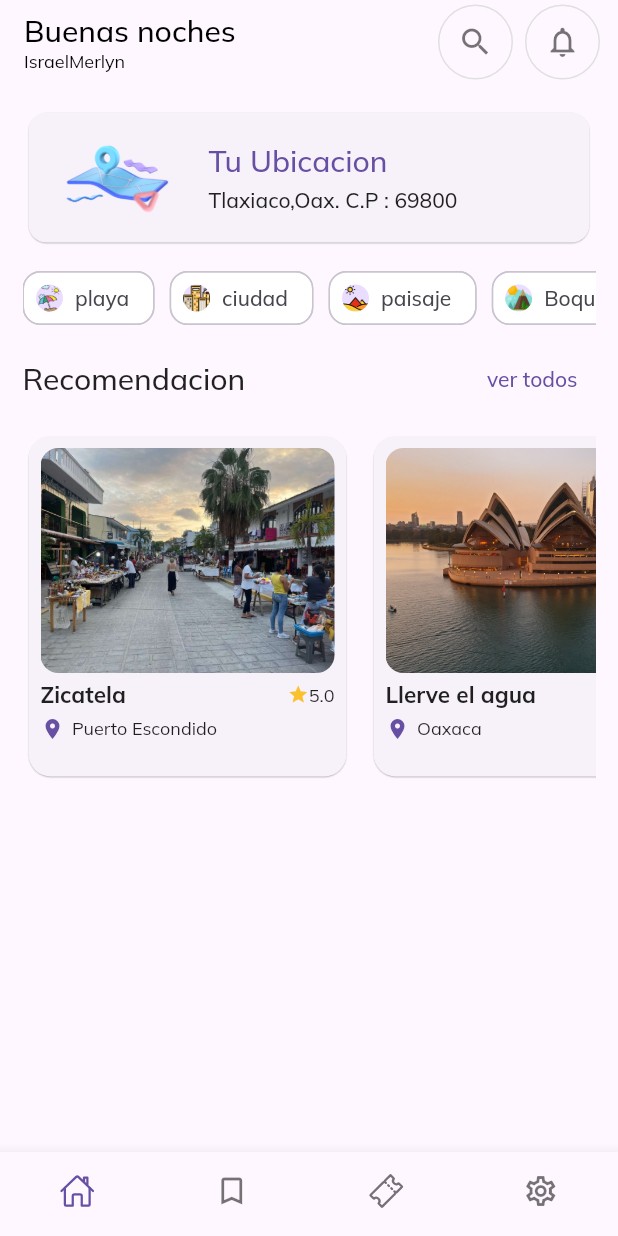
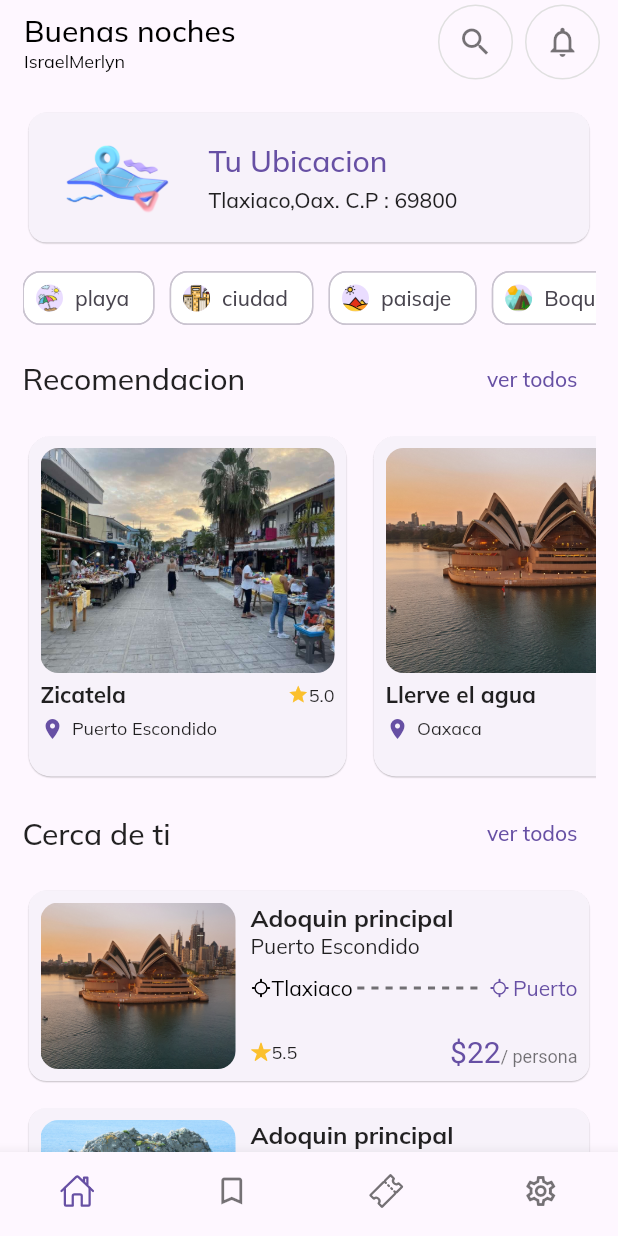
Before and after one commit to IsraelMerlyn/tlaxiaco_travel_app, a Flutter app: the HomePages screen opened directly, on a phone screen of 412 x 824 dp. Run offline on Flutter 3.47's test engine with Material 2 defaults, Android fonts, the phone set to English and light mode, and no system bars; our stand-ins replace google_fonts, ionicons.

Commit message:
tasks #0.0.3 Widget Cerca de ti

```diff
--- /dev/null
+++ b/lib/src/models/nearbyPlace_model.dart
@@ -0,0 +1,11 @@
+class NearbyPlcesModel {
+  final String image;
+  NearbyPlcesModel({required this.image});
+}
+
+List<NearbyPlcesModel> nearbyPlcesModel = [
+  NearbyPlcesModel(image: 'assets/places/place1.jpg'),
+  NearbyPlcesModel(image: 'assets/places/place2.jpg'),
+  NearbyPlcesModel(image: 'assets/places/place3.jpg'),
+  NearbyPlcesModel(image: 'assets/places/place4.jpg'),
+];
--- a/lib/src/presentation/pages/homePages.dart
+++ b/lib/src/presentation/pages/homePages.dart
@@ -4,6 +4,7 @@ import 'package:flutter/material.dart';
 import 'package:tlaxiaco_travel_app/src/presentation/widget/customIconButton.dart';
 import 'package:ionicons/ionicons.dart';
 import 'package:tlaxiaco_travel_app/src/presentation/widget/location_card.dart';
+import 'package:tlaxiaco_travel_app/src/presentation/widget/nearbyPlace.dart';
 import 'package:tlaxiaco_travel_app/src/presentation/widget/place.dart';
 import 'package:tlaxiaco_travel_app/src/presentation/widget/recomendationPlace.dart';
 
@@ -39,6 +40,7 @@ class HomePages extends StatelessWidget {
         ],
       ),
       body: ListView(
+        physics: BouncingScrollPhysics(),
         padding: const EdgeInsets.all(15),
         children: [
           //ubicacion
@@ -74,6 +76,24 @@ class HomePages extends StatelessWidget {
           const SizedBox(
             height: 10,
           ),
+
+          Row(
+            mainAxisAlignment: MainAxisAlignment.spaceBetween,
+            children: [
+              Text(
+                'Cerca de ti',
+                style: Theme.of(context).textTheme.titleLarge,
+              ),
+              TextButton(
+                onPressed: () {},
+                child: const Text('ver todos'),
+              ),
+            ],
+          ),
+          const SizedBox(
+            height: 10,
+          ),
+          const NearbyPlaces()
         ],
       ),
       bottomNavigationBar: BottomNavigationBar(
--- /dev/null
+++ b/lib/src/presentation/widget/distance.dart
@@ -0,0 +1,52 @@
+import 'package:flutter/material.dart';
+import 'package:ionicons/ionicons.dart';
+
+class DistanceWidget extends StatelessWidget {
+  const DistanceWidget({super.key});
+
+  @override
+  Widget build(BuildContext context) {
+    return Row(
+      children: [
+        const Icon(
+          Ionicons.locate_outline,
+          color: Colors.black,
+          size: 14,
+        ),
+        const Text(
+          'Tlaxiaco',
+          style: TextStyle(color: Colors.black),
+        ),
+        const SizedBox(
+          width: 3,
+        ),
+        ...List.generate(
+          18,
+          (index) {
+            return Expanded(
+              child: Container(
+                height: 2,
+                color: index.isOdd ? Colors.transparent : Colors.black54,
+              ),
+            );
+          },
+        ),
+        const SizedBox(
+          width: 3,
+        ),
+        Icon(
+          Ionicons.locate_outline,
+          size: 14,
+          color: Theme.of(context).primaryColor,
+        ),
+        const SizedBox(
+          width: 2,
+        ),
+        Text(
+          'Puerto',
+          style: TextStyle(color: Theme.of(context).primaryColor),
+        ),
+      ],
+    );
+  }
+}
--- /dev/null
+++ b/lib/src/presentation/widget/nearbyPlace.dart
@@ -0,0 +1,102 @@
+// ignore: file_names
+import 'package:flutter/material.dart';
+import 'package:ionicons/ionicons.dart';
+import 'package:tlaxiaco_travel_app/src/models/nearbyPlace_model.dart';
+import 'package:tlaxiaco_travel_app/src/presentation/widget/distance.dart';
+
+class NearbyPlaces extends StatelessWidget {
+  const NearbyPlaces({super.key});
+
+  @override
+  Widget build(BuildContext context) {
+    return Column(
+      children: List.generate(nearbyPlcesModel.length, (index) {
+        return Padding(
+          padding: const EdgeInsets.only(bottom: 10),
+          child: SizedBox(
+            height: 135,
+            width: double.maxFinite,
+            child: Card(
+              elevation: 0.4,
+              shape: RoundedRectangleBorder(
+                borderRadius: BorderRadius.circular(12),
+              ),
+              child: InkWell(
+                onTap: () {},
+                borderRadius: BorderRadius.circular(12),
+                child: Padding(
+                  padding: const EdgeInsets.all(8.0),
+                  child: Row(
+                    children: [
+                      ClipRRect(
+                        borderRadius: BorderRadius.circular(12),
+                        child: Image.asset(
+                          nearbyPlcesModel[index].image,
+                          height: double.maxFinite,
+                          width: 130,
+                          fit: BoxFit.cover,
+                        ),
+                      ),
+                      const SizedBox(
+                        width: 10,
+                      ),
+                      // ignore: prefer_const_constructors
+                      Expanded(
+                        child: Column(
+                          crossAxisAlignment: CrossAxisAlignment.start,
+                          children: [
+                            Text(
+                              'Adoquin principal',
+                              style: TextStyle(
+                                  fontSize: 16, fontWeight: FontWeight.bold),
+                            ),
+                            Text('Puerto Escondido'),
+                            SizedBox(
+                              height: 10,
+                            ),
+                            //Distancia de ubicacion
+                            DistanceWidget(),
+                            Spacer(),
+                            Row(
+                              children: [
+                                Icon(
+                                  Ionicons.star,
+                                  color: Colors.yellow.shade700,
+                                  size: 14,
+                                ),
+                                const Text(
+                                  '5.5',
+                                  style: TextStyle(fontSize: 12),
+                                ),
+                                Spacer(),
+                                RichText(
+                                  text: TextSpan(
+                                      style: TextStyle(
+                                        fontSize: 20,
+                                        color: Theme.of(context).primaryColor,
+                                      ),
+                                      text: '\$22',
+                                      children: [
+                                        TextSpan(
+                                            style: TextStyle(
+                                                fontSize: 12,
+                                                color: Colors.black54),
+                                            text: '/ persona')
+                                      ]),
+                                ),
+                              ],
+                            )
+                          ],
+                        ),
+                      )
+                    ],
+                  ),
+                ),
+              ),
+            ),
+          ),
+        );
+      }),
+    );
+  }
+}
```
